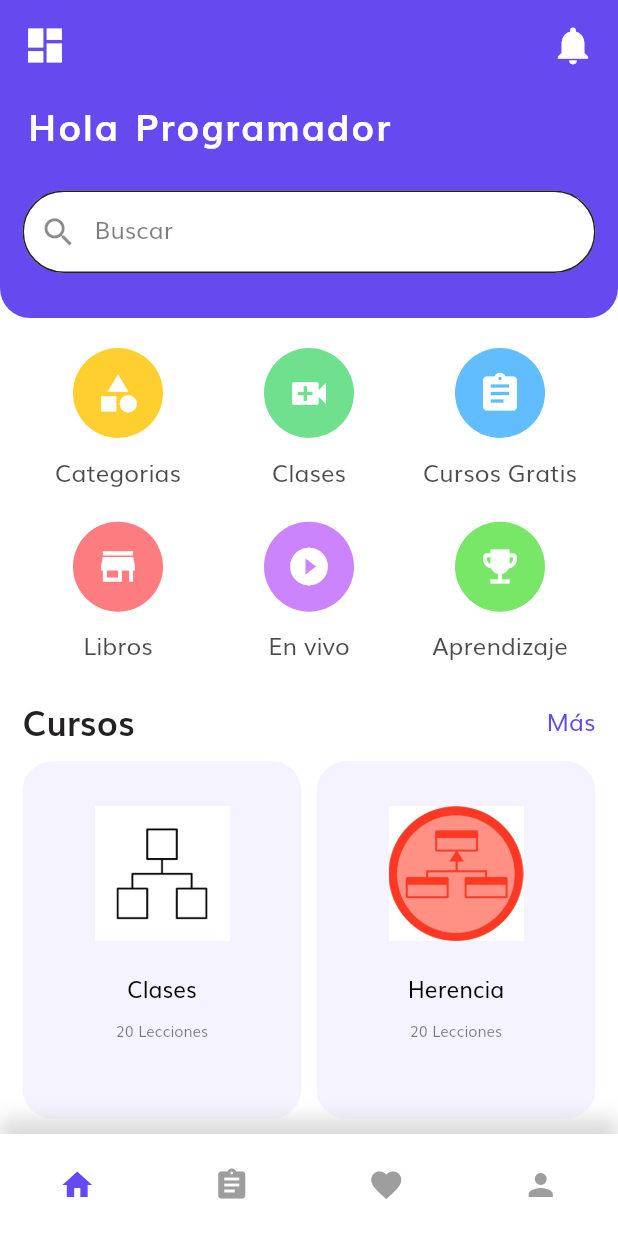
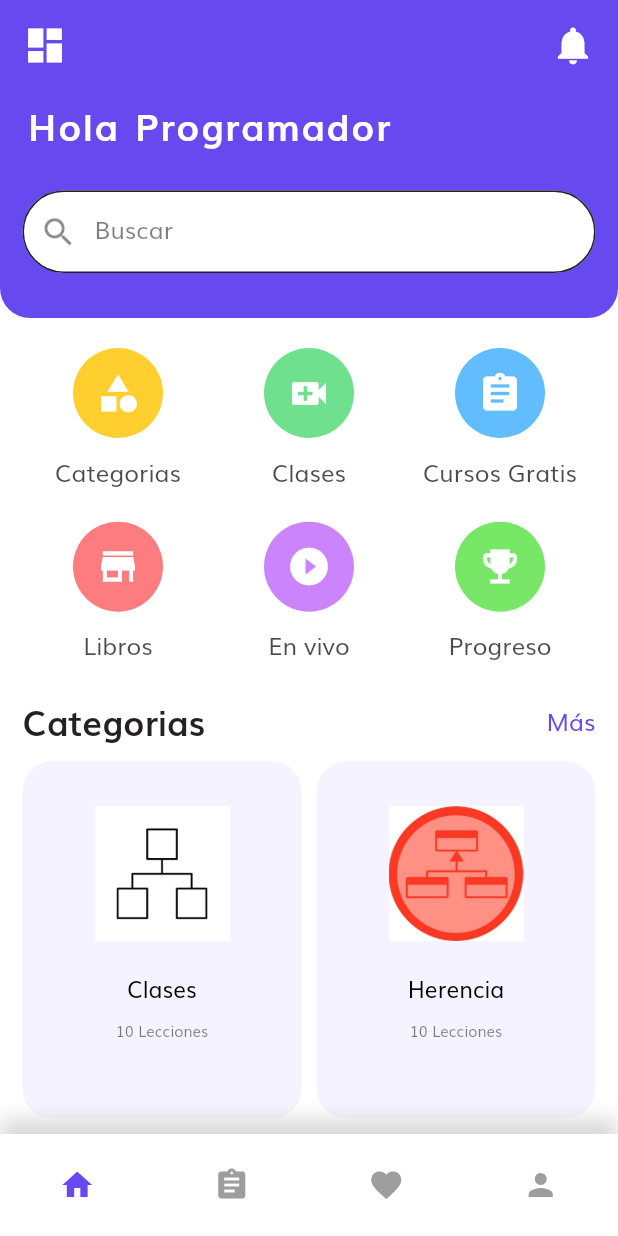
Before and after one commit to Felipe-CR/object_coder, a Flutter app: the HomeScreen screen opened by its route, on a phone screen of 412 x 824 dp. Run offline on Flutter 3.47's test engine with Material 2 defaults, Android fonts, the phone set to English and light mode, and no system bars; our stand-ins replace flutter_svg.

Commit message:
Version 1.5 Actualización

```diff
--- a/lib/screens/home/home_screen.dart
+++ b/lib/screens/home/home_screen.dart
@@ -1,16 +1,18 @@
 import 'package:ObjectCoder/components/custom_bottom_nav_bar.dart';
+import 'package:ObjectCoder/components/progress.dart';
 import 'package:ObjectCoder/enum.dart';
 import 'package:ObjectCoder/screens/paradigma/paradigma_screen.dart';
+import 'package:ObjectCoder/screens/progress_topics/progress_topics_screen.dart';
 import 'package:flutter/material.dart';
 import 'package:ObjectCoder/constants.dart';
+import 'package:url_launcher/url_launcher.dart';
 
 class HomeScreen extends StatelessWidget {
   static String routeName = "/home";
 
   const HomeScreen({
-    Key? key
+    Key? key,
   }) : super(key: key);
-
 
   @override
   Widget build(BuildContext context) {
@@ -21,7 +23,7 @@ class HomeScreen extends StatelessWidget {
       "Cursos Gratis",
       "Libros",
       "En vivo",
-      "Aprendizaje"
+      "Progreso"
     ];
 
     List<Color> catColors = [
@@ -33,36 +35,52 @@ class HomeScreen extends StatelessWidget {
       const Color(0xFF78E667),
     ];
 
-    List<Icon> catIcons = [
-      const Icon(
-        Icons.category,
+    List<IconButton> catIcons = [
+      IconButton(
+        icon: const Icon(Icons.category),
         color: Colors.white,
-        size: 30,
+        iconSize: 30,
+        onPressed: () {},
       ),
-      const Icon(
-        Icons.video_call,
+      IconButton(
+        icon: const Icon(Icons.video_call),
         color: Colors.white,
-        size: 30,
+        iconSize: 30,
+        onPressed: () {},
       ),
-      const Icon(
-        Icons.assignment,
+      IconButton(
+        icon: const Icon(Icons.assignment),
         color: Colors.white,
-        size: 30,
+        iconSize: 30,
+        onPressed: () {},
       ),
-      const Icon(
-        Icons.store,
+      IconButton(
+        icon: const Icon(Icons.store),
         color: Colors.white,
-        size: 30,
+        iconSize: 30,
+        onPressed: () {
+          launch('https://drive.google.com/drive/u/2/folders/1G0esbA704Lp3uHsgSHXbreqhyrk44oN7');
+        },
       ),
-      const Icon(
-        Icons.play_circle_fill,
+      IconButton(
+        icon: const Icon(Icons.play_circle_fill),
         color: Colors.white,
-        size: 30,
+        iconSize: 30,
+        onPressed: () {},
       ),
-      const Icon(
-        Icons.emoji_events,
+      IconButton(
+        icon: const Icon(Icons.emoji_events),
         color: Colors.white,
-        size: 30,
+        iconSize: 30,
+        onPressed: () {
+          // Navigator.push(
+          //   context,
+          //   MaterialPageRoute(
+          //     builder: (context) =>
+          //         ProgressTopicsScreen(progress: progress,),
+          //   ),
+          // );
+        },
       ),
     ];
 
@@ -74,12 +92,6 @@ class HomeScreen extends StatelessWidget {
       "Encapsulamiento",
       "Threads"
     ];
-
-    // List imgList = [
-    //   "React Native",
-    //   "Python",
-    //   "C#",
-    // ];
 
     return Scaffold(
       body: ListView(
@@ -194,7 +206,7 @@ class HomeScreen extends StatelessWidget {
                   mainAxisAlignment: MainAxisAlignment.spaceBetween,
                   children: const [
                     Text(
-                      "Cursos",
+                      "Categorias",
                       style: TextStyle(
                         fontSize: 23,
                         fontWeight: FontWeight.w600,
@@ -231,7 +243,7 @@ class HomeScreen extends StatelessWidget {
                                 ParadigmaScreen(imgList[index]),
                           ),
                         );
-                      }, ///Implementar enrutamiento
+                      },
                       child: Container(
                         padding: EdgeInsets.symmetric(vertical: 20, horizontal: 10),
                         decoration: BoxDecoration(
@@ -259,7 +271,7 @@ class HomeScreen extends StatelessWidget {
                             ),
                             SizedBox(height: 10),
                             Text(
-                              "20 Lecciones",
+                              "10 Lecciones",
                               style: TextStyle(
                                 fontSize: 10,
                                 fontWeight: FontWeight.w500,
```
